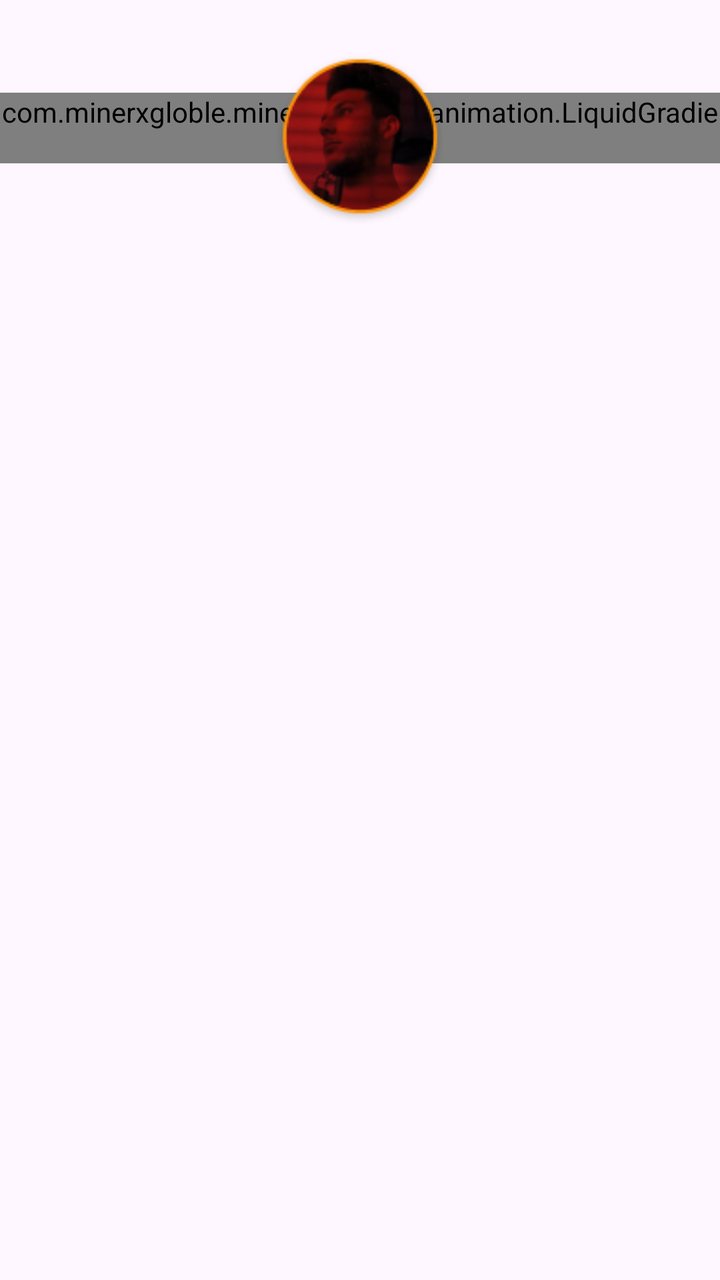
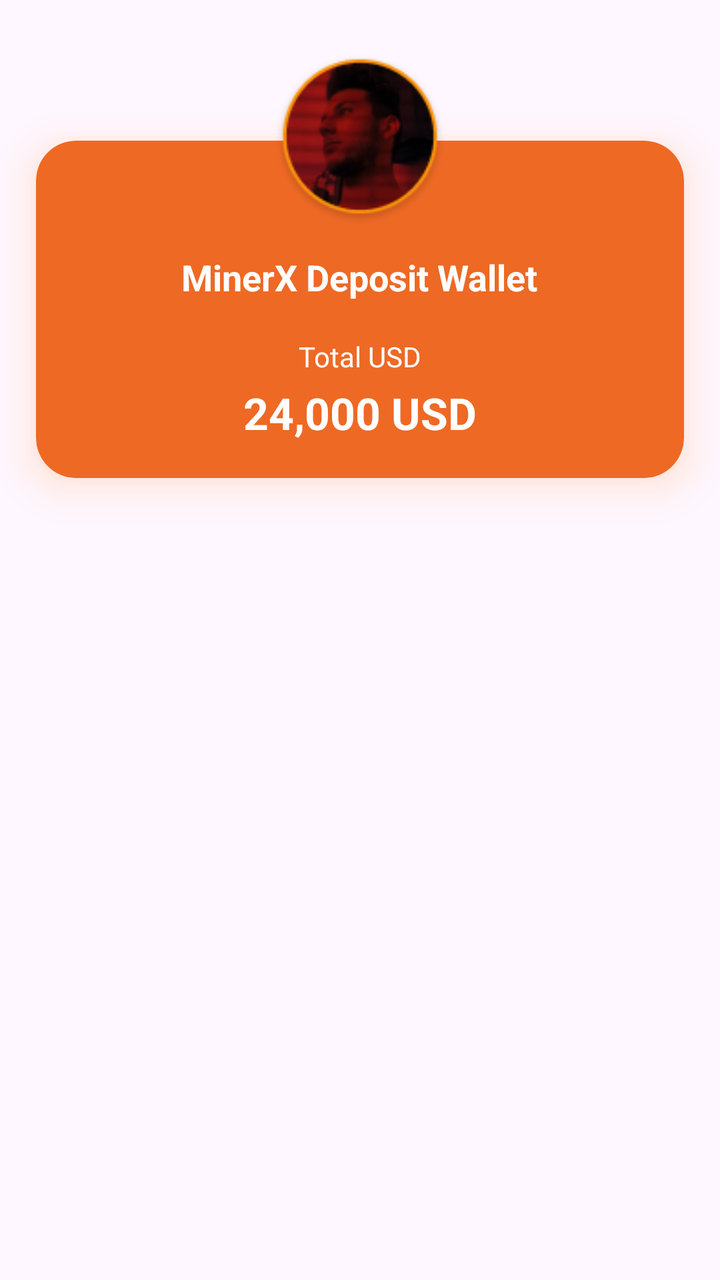

Compare the two renders of this Android layout. The source of the first and the diff that turns it into the second are given below.
<!-- AndroidManifest.xml: application theme Theme.Bitbloom -->
<!-- res/layout/item_home_wallet_card.xml -->
<?xml version="1.0" encoding="utf-8"?>
<androidx.constraintlayout.widget.ConstraintLayout
    xmlns:android="http://schemas.android.com/apk/res/android"
    xmlns:app="http://schemas.android.com/apk/res-auto"
    android:layout_width="match_parent"
    android:layout_height="wrap_content"
    android:clipChildren="false"
    android:clipToPadding="false">

    
    <ImageView
        android:id="@+id/profileImage"
        android:layout_width="92dp"
        android:layout_height="92dp"
        android:elevation="24dp"
        android:padding="2dp"
        android:scaleType="centerCrop"
        android:src="@drawable/person"
        android:translationY="24dp"
        android:translationZ="24dp"
        app:layout_constraintEnd_toEndOf="parent"
        app:layout_constraintStart_toStartOf="parent"
        app:layout_constraintTop_toTopOf="parent" />

    
    <com.minerxgloble.minerxgloble.ui.animation.LiquidGradientCard
        android:id="@+id/walletCardSurface"
        android:layout_width="0dp"
        android:layout_height="wrap_content"
        android:layout_marginTop="-46dp"
        android:outlineAmbientShadowColor="#FF7B00"
        android:outlineSpotShadowColor="#FF7B00"
        app:cardBackgroundColor="@android:color/transparent"
        app:cardCornerRadius="20dp"
        app:cardElevation="12dp"
        app:cardUseCompatPadding="true"
        app:layout_constraintEnd_toEndOf="parent"
        app:layout_constraintStart_toStartOf="parent"
        app:layout_constraintTop_toBottomOf="@id/profileImage"
        app:strokeColor="@android:color/transparent"
        app:strokeWidth="0dp">

        <LinearLayout
            android:layout_width="match_parent"
            android:layout_height="wrap_content"
            android:orientation="vertical"
            android:paddingStart="18dp"
            android:paddingTop="56dp"
            android:paddingEnd="18dp"
            android:paddingBottom="18dp">

            <TextView
                android:id="@+id/tvAccount"
                android:layout_width="wrap_content"
                android:layout_height="wrap_content"
                android:layout_gravity="center"
                android:text="@string/item_home_wallet_card_minerx_deposit_wallet"
                android:textColor="@color/black"
                android:textSize="18sp"
                android:textStyle="bold" />

            <TextView
                android:id="@+id/tvTotalUSD"
                android:layout_width="wrap_content"
                android:layout_height="wrap_content"
                android:layout_gravity="center"
                android:layout_marginTop="18dp"
                android:text="@string/item_home_wallet_card_total_usd"
                android:textColor="@color/black"
                android:textSize="14sp" />

            <TextView
                android:id="@+id/earningsAmount"
                android:layout_width="wrap_content"
                android:layout_height="wrap_content"
                android:layout_gravity="center"
                android:layout_marginTop="4dp"
                android:text="@string/item_home_wallet_card_n_24_000_usd"
                android:textColor="@color/black"
                android:textSize="22sp"
                android:textStyle="bold" />
        </LinearLayout>
    </com.minerxgloble.minerxgloble.ui.animation.LiquidGradientCard>

</androidx.constraintlayout.widget.ConstraintLayout>
<!-- resources referenced by this layout -->
<resources>
  <color name="black">#FF000000</color>
  <!-- drawable person: png bitmap (drawable, 15133 bytes) -->
  <string name="item_home_wallet_card_minerx_deposit_wallet">MinerX Deposit Wallet</string>
  <string name="item_home_wallet_card_n_24_000_usd">24,000 USD</string>
  <string name="item_home_wallet_card_total_usd">Total USD</string>
  <style name="Theme.Bitbloom" parent="Base.Theme.Bitbloom">
          
          <item name="editTextStyle">@style/Widget.MXG.EditText.WhiteCursor</item>
          <item name="android:editTextStyle">@style/Widget.MXG.EditText.WhiteCursor</item>
  
          
          <item name="android:textCursorDrawable">@drawable/cursor_white</item>
      </style>
  <style name="Base.Theme.Bitbloom" parent="Theme.Material3.DayNight.NoActionBar">
          <item name="android:statusBarColor">@color/mxg_black</item>
          <item name="colorPrimary">@color/mxg_white</item>
          <item name="android:navigationBarColor">@color/mxg_black</item>
          <item name="android:datePickerDialogTheme">@style/BitbloomDatePickerTheme</item>
      </style>
  <style name="Widget.MXG.EditText.WhiteCursor" parent="Widget.AppCompat.EditText">
          <item name="android:textCursorDrawable">@drawable/cursor_white</item>
      </style>
  <!-- drawable cursor_white (drawable) -->
  <?xml version="1.0" encoding="utf-8"?>
  <shape xmlns:android="http://schemas.android.com/apk/res/android">
      <size android:width="2dp"/>
      <solid android:color="@android:color/white"/>
      <corners android:radius="1dp"/>
  </shape>
  <color name="mxg_black">#000000</color>
  <color name="mxg_white">#FFFFFF</color>
  <style name="BitbloomDatePickerTheme" parent="ThemeOverlay.MaterialComponents.MaterialAlertDialog">
          <item name="colorAccent">@color/status_bar_color</item> 
          <item name="android:headerBackground">@color/light_status_bar_color
          </item> 
          <item name="android:colorControlHighlight">@color/status_bar_color
          </item> 
          <item name="android:colorControlActivated">@color/status_bar_color
          </item> 
          <item name="android:textColorPrimaryInverse">@color/white</item> 
          <item name="android:textColor">@color/status_bar_color</item> 
          <item name="android:textColorPrimary">?attr/colorOnBackground</item> 
      </style>
  <color name="status_bar_color">#EE6924</color>
  <color name="light_status_bar_color">#EE6924</color>
  <color name="white">#FFFFFFFF</color>
</resources>

<!-- the commit's change to res/layout/item_home_wallet_card.xml (unified diff, before → after) -->
@@ -23,14 +23,14 @@
         app:layout_constraintTop_toTopOf="parent" />
 
     
-    <com.minerxgloble.minerxgloble.ui.animation.LiquidGradientCard
+    <com.google.android.material.card.MaterialCardView
         android:id="@+id/walletCardSurface"
         android:layout_width="0dp"
         android:layout_height="wrap_content"
         android:layout_marginTop="-46dp"
         android:outlineAmbientShadowColor="#FF7B00"
         android:outlineSpotShadowColor="#FF7B00"
-        app:cardBackgroundColor="@android:color/transparent"
+        app:cardBackgroundColor="@color/orange"
         app:cardCornerRadius="20dp"
         app:cardElevation="12dp"
         app:cardUseCompatPadding="true"
@@ -55,7 +55,7 @@
                 android:layout_height="wrap_content"
                 android:layout_gravity="center"
                 android:text="@string/item_home_wallet_card_minerx_deposit_wallet"
-                android:textColor="@color/black"
+                android:textColor="@color/white"
                 android:textSize="18sp"
                 android:textStyle="bold" />
 
@@ -66,7 +66,7 @@
                 android:layout_gravity="center"
                 android:layout_marginTop="18dp"
                 android:text="@string/item_home_wallet_card_total_usd"
-                android:textColor="@color/black"
+                android:textColor="@color/white"
                 android:textSize="14sp" />
 
             <TextView
@@ -76,10 +76,10 @@
                 android:layout_gravity="center"
                 android:layout_marginTop="4dp"
                 android:text="@string/item_home_wallet_card_n_24_000_usd"
-                android:textColor="@color/black"
+                android:textColor="@color/white"
                 android:textSize="22sp"
                 android:textStyle="bold" />
         </LinearLayout>
-    </com.minerxgloble.minerxgloble.ui.animation.LiquidGradientCard>
+    </com.google.android.material.card.MaterialCardView>
 
 </androidx.constraintlayout.widget.ConstraintLayout>
<!-- resource entries referenced after the edit -->
@@ -1,6 +1,6 @@
 <!-- resources referenced by this layout -->
 <resources>
-  <color name="black">#FF000000</color>
+  <color name="orange">#EE6924</color>
   <!-- drawable person: png bitmap (drawable, 15133 bytes) -->
   <string name="item_home_wallet_card_minerx_deposit_wallet">MinerX Deposit Wallet</string>
   <string name="item_home_wallet_card_n_24_000_usd">24,000 USD</string>
